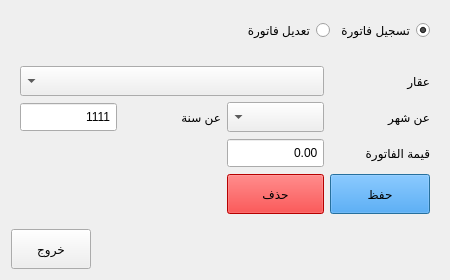
Old version of the form waterinvoice.ui in the repository khaledfathi/estates.
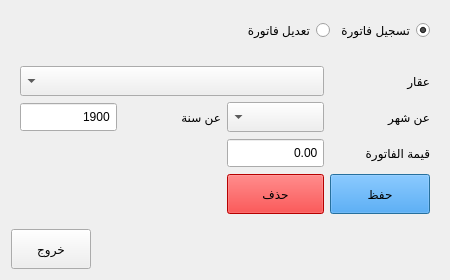
New version of the form.

The edit to the form file:
```diff
--- a/waterinvoice.ui
+++ b/waterinvoice.ui
@@ -154,7 +154,7 @@
          <enum>QAbstractSpinBox::NoButtons</enum>
         </property>
         <property name="minimum">
-         <number>1111</number>
+         <number>1900</number>
         </property>
         <property name="maximum">
          <number>9999</number>
```
